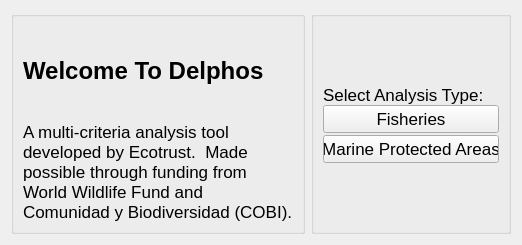
Qt form src/gui/select_type.ui (Ecotrust/delphos) before a commit.
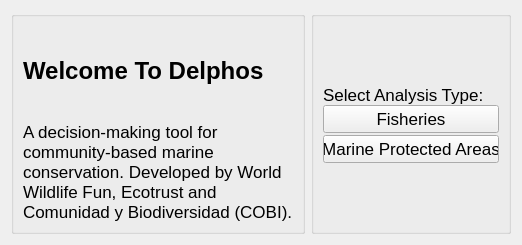
The same form after that commit.

```diff
--- a/src/gui/select_type.ui
+++ b/src/gui/select_type.ui
@@ -51,7 +51,7 @@
           <item>
            <widget class="QLabel" name="label_2" >
             <property name="text" >
-             <string>A multi-criteria analysis tool developed by Ecotrust.  Made possible through funding from World Wildlife Fund and Comunidad y Biodiversidad (COBI).</string>
+             <string>A decision-making tool for community-based marine conservation. Developed by World Wildlife Fun, Ecotrust and Comunidad y Biodiversidad (COBI).</string>
             </property>
             <property name="alignment" >
              <set>Qt::AlignLeading|Qt::AlignLeft|Qt::AlignTop</set>
```
Left out of the diff: 9 changed lines with no effect on the pictures.
